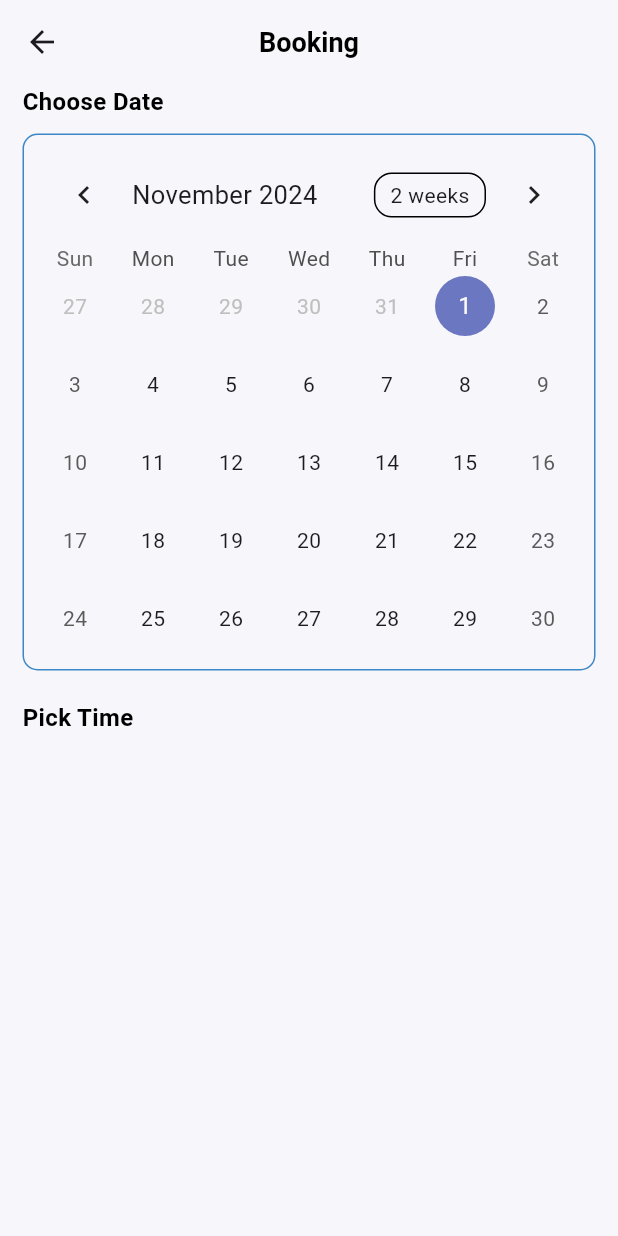
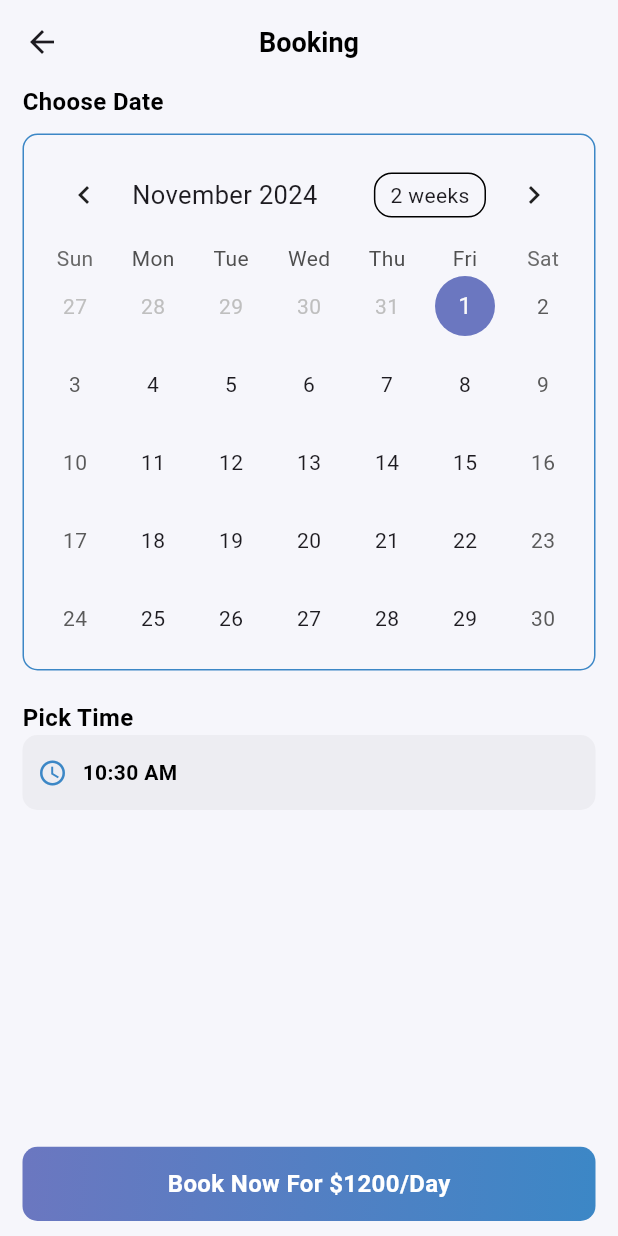
Before and after one commit to ihsankhan-752/Carvana, a Flutter app: the BookingView screen opened by its route, on a phone screen of 412 x 824 dp. Run offline on Flutter 3.47's test engine with Material 3 defaults, Android fonts, the phone set to English and light mode, and no system bars; drawn by our look-alikes of table_calendar; our stand-ins replace cloud_firestore, firebase_auth, firebase_core, fluttertoast, get, google_fonts and 1 more; accounts and stored records are empty; network calls fail.

Commit message:
Booking View Added

```diff
--- a/lib/view/navbar/home/booking/booking_view.dart
+++ b/lib/view/navbar/home/booking/booking_view.dart
@@ -1,7 +1,10 @@
 import 'package:carvana/view/navbar/home/booking/widgets/calender_widget.dart';
+import 'package:carvana/view/navbar/home/booking/widgets/pick_time_widget.dart';
 import 'package:flutter/material.dart';
+import 'package:get/get.dart';
 
 import '../../../../res/colors/app_colors.dart';
+import '../../../../res/components/buttons/primary_button.dart';
 import '../../../../res/text_styles/app_text_styles.dart';
 
 class BookingView extends StatefulWidget {
@@ -30,7 +33,17 @@ class _BookingViewState extends State<BookingView> {
             const CalenderWidget(),
             const SizedBox(height: 20),
             Text("Pick Time", style: AppTextStyles.h1Bold),
+            PickTimeWidget(),
           ],
+        ),
+      ),
+      bottomNavigationBar: Container(
+        margin: const EdgeInsets.only(bottom: 10, left: 15, right: 15),
+        height: Get.height * 0.06,
+        width: Get.width,
+        child: PrimaryButton(
+          onPressed: () {},
+          title: "Book Now For \$1200/Day",
         ),
       ),
     );
--- /dev/null
+++ b/lib/view/navbar/home/booking/widgets/pick_time_widget.dart
@@ -0,0 +1,49 @@
+import 'package:flutter/material.dart';
+import 'package:get/get.dart';
+
+import '../../../../../res/colors/app_colors.dart';
+import '../../../../../res/text_styles/app_text_styles.dart';
+import '../../../../../view_model/controllers/booking_calender_controller.dart';
+
+class PickTimeWidget extends StatefulWidget {
+  const PickTimeWidget({super.key});
+
+  @override
+  State<PickTimeWidget> createState() => _PickTimeWidgetState();
+}
+
+class _PickTimeWidgetState extends State<PickTimeWidget> {
+  final BookingController bookingController = Get.put(BookingController());
+
+  @override
+  Widget build(BuildContext context) {
+    return Obx(() {
+      return Container(
+        height: 50,
+        width: Get.width,
+        decoration: BoxDecoration(
+          color: AppColors.primaryGrey.withOpacity(0.1),
+          borderRadius: BorderRadius.circular(10),
+        ),
+        child: Padding(
+          padding: const EdgeInsets.symmetric(horizontal: 10),
+          child: GestureDetector(
+            onTap: () {
+              bookingController.selectPickUpTime(context);
+            },
+            child: Row(
+              children: [
+                const Icon(Icons.access_time_outlined, size: 20, color: AppColors.primaryColor),
+                const SizedBox(width: 10),
+                Text(
+                  bookingController.selectedTime.value.format(context),
+                  style: AppTextStyles.h1Bold.copyWith(fontSize: 14),
+                ),
+              ],
+            ),
+          ),
+        ),
+      );
+    });
+  }
+}
--- a/lib/view_model/controllers/booking_calender_controller.dart
+++ b/lib/view_model/controllers/booking_calender_controller.dart
@@ -1,3 +1,4 @@
+import 'package:flutter/material.dart';
 import 'package:get/get.dart';
 import 'package:table_calendar/table_calendar.dart';
 
@@ -5,6 +6,8 @@ class BookingController extends GetxController {
   RxSet<DateTime> selectedDates = <DateTime>{}.obs;
   Rx<DateTime> focusedDay = DateTime.now().obs;
   Rx<CalendarFormat> calendarFormat = CalendarFormat.month.obs;
+
+  Rx<TimeOfDay> selectedTime = TimeOfDay.now().obs;
 
   void onDaySelected(DateTime day, DateTime newFocusedDay) {
     focusedDay.value = newFocusedDay;
@@ -14,4 +17,11 @@ class BookingController extends GetxController {
       selectedDates.add(day);
     }
   }
+
+  void selectPickUpTime(BuildContext context) async {
+    TimeOfDay? pickTime = await showTimePicker(context: context, initialTime: selectedTime.value);
+    if (pickTime != null && pickTime != selectedTime.value) {
+      selectedTime.value = pickTime;
+    }
+  }
 }
```
